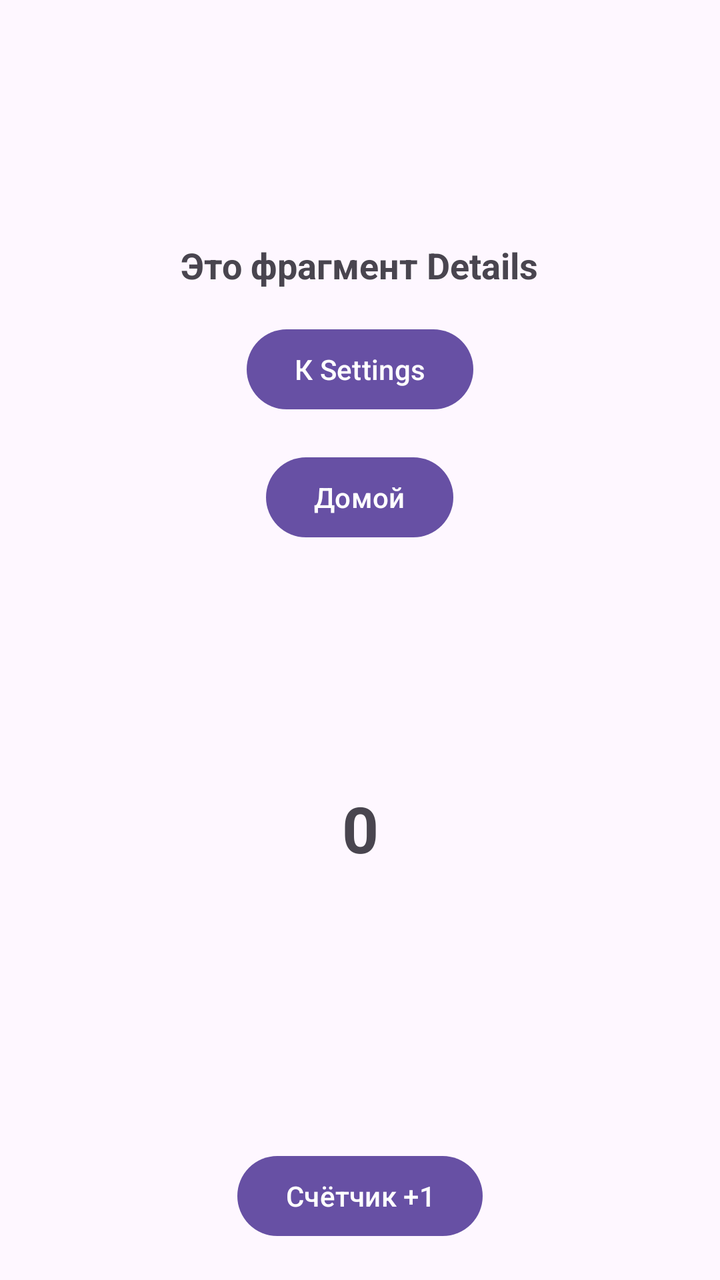
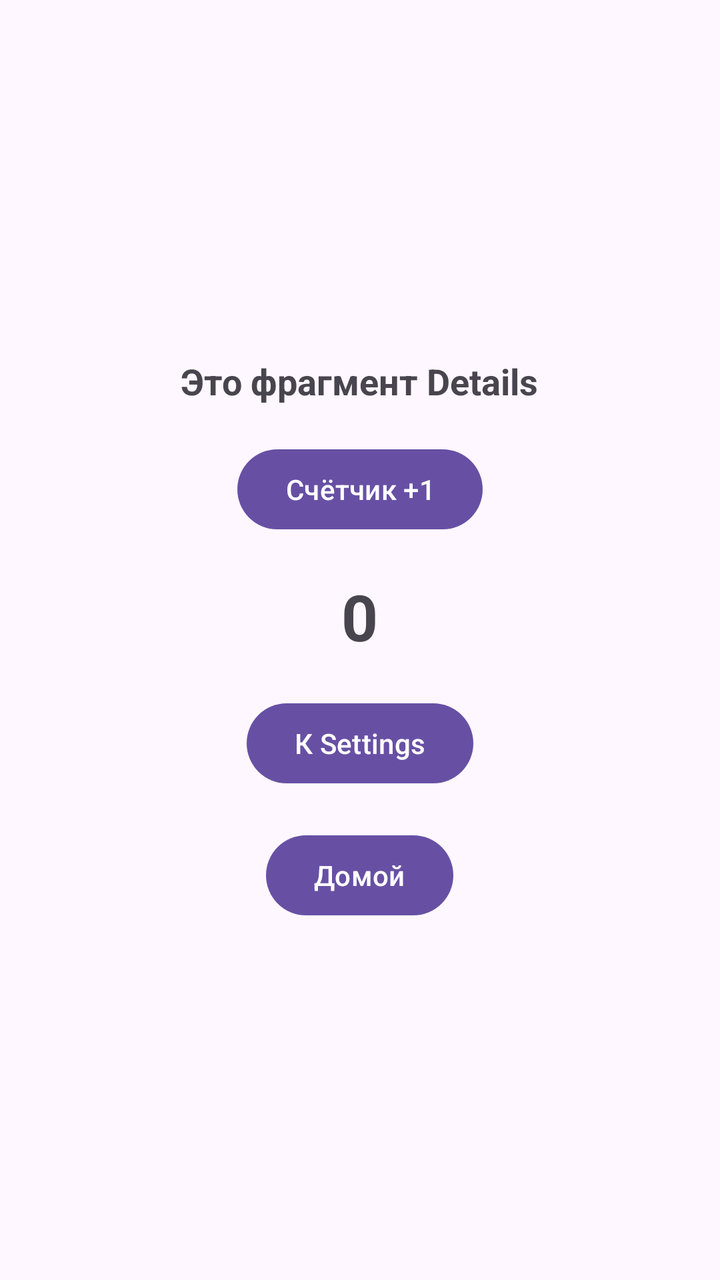

Compare the two renders of this Android layout. The source of the first and the diff that turns it into the second are given below.
<!-- AndroidManifest.xml: application theme Theme.Homework18 -->
<!-- res/layout/ex1_details_fragment.xml -->
<?xml version="1.0" encoding="utf-8"?>
<androidx.constraintlayout.widget.ConstraintLayout xmlns:android="http://schemas.android.com/apk/res/android"
    xmlns:app="http://schemas.android.com/apk/res-auto"
    xmlns:tools="http://schemas.android.com/tools"
    android:layout_width="match_parent"
    android:layout_height="match_parent">

    <LinearLayout
        android:id="@+id/linearLayout"
        android:layout_width="match_parent"
        android:layout_height="wrap_content"
        android:gravity="center"
        android:orientation="vertical"
        app:layout_constraintBottom_toTopOf="@+id/ex1_counter_text"
        app:layout_constraintTop_toTopOf="parent">

        <TextView
            android:id="@+id/ex1_details_text"
            android:layout_width="wrap_content"
            android:layout_height="wrap_content"
            android:text="Это фрагмент Details"
            android:textSize="18sp"
            android:textStyle="bold" />

        <Button
            android:id="@+id/ex1_details_to_settings_button"
            android:layout_width="wrap_content"
            android:layout_height="wrap_content"
            android:layout_marginTop="16dp"
            android:text="К Settings" />

        <Button
            android:id="@+id/ex1_details_to_home_button"
            android:layout_width="wrap_content"
            android:layout_height="wrap_content"
            android:layout_marginTop="16dp"
            android:text="Домой" />


    </LinearLayout>

    <Button
        android:id="@+id/ex1_details_count_button"
        android:layout_width="wrap_content"
        android:layout_height="wrap_content"
        android:text="Счётчик +1"
        android:layout_margin="18dp"
        app:layout_constraintBottom_toBottomOf="parent"
        app:layout_constraintEnd_toEndOf="parent"
        app:layout_constraintStart_toStartOf="parent" />

    <TextView
        android:id="@+id/ex1_counter_text"
        android:layout_width="wrap_content"
        android:layout_height="wrap_content"
        android:layout_marginBottom="18dp"
        android:text="0"
        android:textSize="32sp"
        android:textStyle="bold"
        app:layout_constraintBottom_toTopOf="@+id/ex1_details_count_button"
        app:layout_constraintEnd_toEndOf="parent"
        app:layout_constraintStart_toStartOf="parent"
        app:layout_constraintTop_toBottomOf="@+id/linearLayout" />

</androidx.constraintlayout.widget.ConstraintLayout>
<!-- resources referenced by this layout -->
<resources>
  <style name="Theme.Homework18" parent="Base.Theme.Homework18" />
  <style name="Base.Theme.Homework18" parent="Theme.Material3.DayNight.NoActionBar">
          
          
      </style>
</resources>

<!-- the commit's change to res/layout/ex1_details_fragment.xml (unified diff, before → after) -->
@@ -5,13 +5,13 @@
     android:layout_width="match_parent"
     android:layout_height="match_parent">
 
+
     <LinearLayout
-        android:id="@+id/linearLayout"
         android:layout_width="match_parent"
-        android:layout_height="wrap_content"
+        android:layout_height="match_parent"
         android:gravity="center"
         android:orientation="vertical"
-        app:layout_constraintBottom_toTopOf="@+id/ex1_counter_text"
+        app:layout_constraintBottom_toBottomOf="parent"
         app:layout_constraintTop_toTopOf="parent">
 
         <TextView
@@ -23,43 +23,36 @@
             android:textStyle="bold" />
 
         <Button
+            android:id="@+id/ex1_details_count_button"
+            android:layout_width="wrap_content"
+            android:layout_height="wrap_content"
+            android:layout_margin="18dp"
+            android:text="Счётчик +1" />
+
+        <TextView
+            android:id="@+id/ex1_counter_text"
+            android:layout_width="wrap_content"
+            android:layout_height="wrap_content"
+            android:layout_marginBottom="18dp"
+            android:text="0"
+            android:textSize="32sp"
+            android:textStyle="bold" />
+
+        <Button
             android:id="@+id/ex1_details_to_settings_button"
             android:layout_width="wrap_content"
             android:layout_height="wrap_content"
-            android:layout_marginTop="16dp"
+            android:layout_marginBottom="18dp"
             android:text="К Settings" />
 
         <Button
             android:id="@+id/ex1_details_to_home_button"
             android:layout_width="wrap_content"
             android:layout_height="wrap_content"
-            android:layout_marginTop="16dp"
             android:text="Домой" />
 
 
     </LinearLayout>
 
-    <Button
-        android:id="@+id/ex1_details_count_button"
-        android:layout_width="wrap_content"
-        android:layout_height="wrap_content"
-        android:text="Счётчик +1"
-        android:layout_margin="18dp"
-        app:layout_constraintBottom_toBottomOf="parent"
-        app:layout_constraintEnd_toEndOf="parent"
-        app:layout_constraintStart_toStartOf="parent" />
-
-    <TextView
-        android:id="@+id/ex1_counter_text"
-        android:layout_width="wrap_content"
-        android:layout_height="wrap_content"
-        android:layout_marginBottom="18dp"
-        android:text="0"
-        android:textSize="32sp"
-        android:textStyle="bold"
-        app:layout_constraintBottom_toTopOf="@+id/ex1_details_count_button"
-        app:layout_constraintEnd_toEndOf="parent"
-        app:layout_constraintStart_toStartOf="parent"
-        app:layout_constraintTop_toBottomOf="@+id/linearLayout" />
 
 </androidx.constraintlayout.widget.ConstraintLayout>
